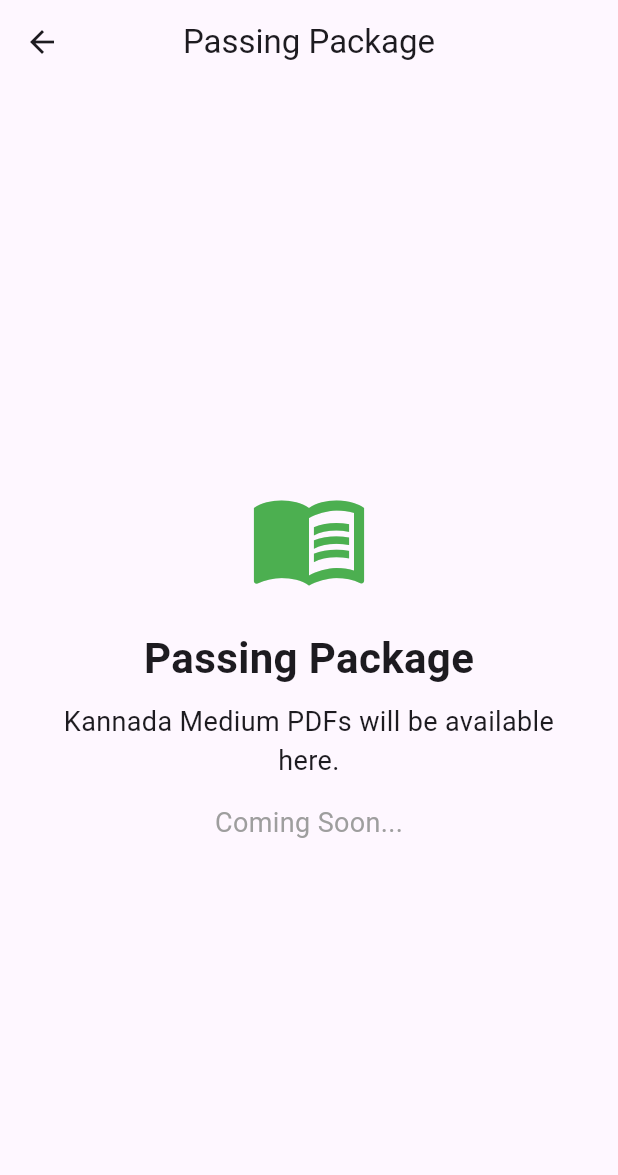
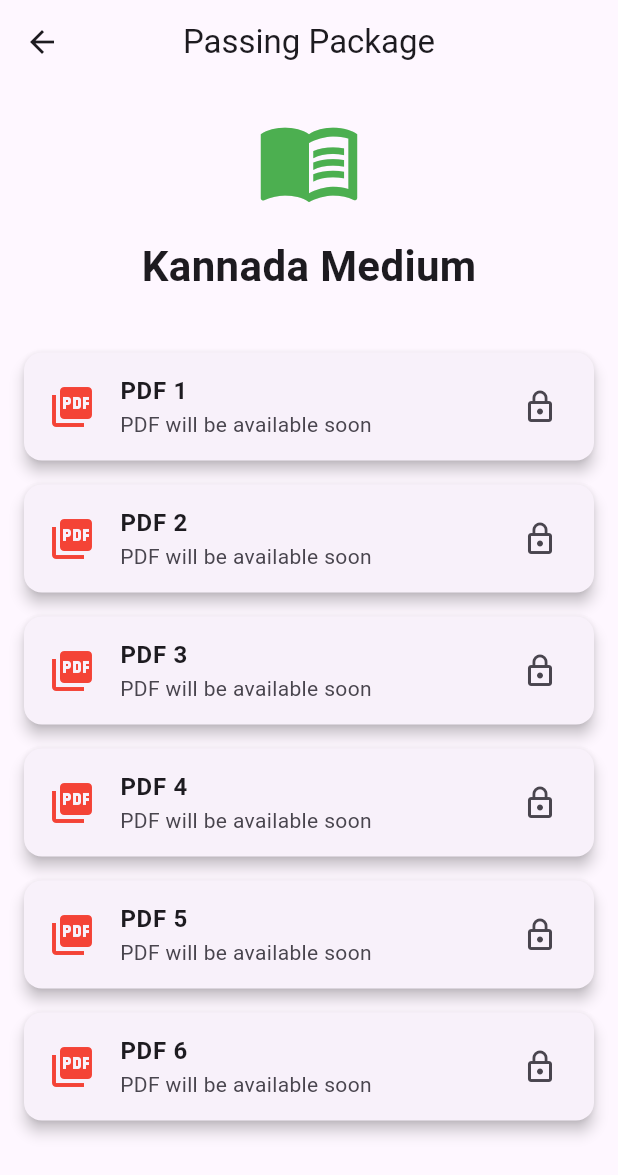
Before and after one commit to adityadu039-360/TopperGuru, a Flutter app: the KannadaPassingPackagePage screen opened directly, on a phone screen of 412 x 824 dp. Shown: the top 1175 px of the screen. Run offline on Flutter 3.47's test engine with Material 3 defaults, Android fonts, the phone set to English and light mode, and no system bars.

Commit message:
Improve Kannada passing package page layout

```diff
--- a/lib/kannada_passing_package_page.dart
+++ b/lib/kannada_passing_package_page.dart
@@ -2,6 +2,28 @@ import 'package:flutter/material.dart';
 
 class KannadaPassingPackagePage extends StatelessWidget {
   const KannadaPassingPackagePage({super.key});
+
+  Widget pdfCard(String title) {
+    return Card(
+      elevation: 4,
+      margin: const EdgeInsets.symmetric(vertical: 8),
+      child: ListTile(
+        leading: const Icon(
+          Icons.picture_as_pdf,
+          color: Colors.red,
+          size: 32,
+        ),
+        title: Text(
+          title,
+          style: const TextStyle(
+            fontWeight: FontWeight.bold,
+          ),
+        ),
+        subtitle: const Text("PDF will be available soon"),
+        trailing: const Icon(Icons.lock_outline),
+      ),
+    );
+  }
 
   @override
   Widget build(BuildContext context) {
@@ -10,41 +32,37 @@ class KannadaPassingPackagePage extends StatelessWidget {
         title: const Text("Passing Package"),
         centerTitle: true,
       ),
-      body: const Center(
-        child: Padding(
-          padding: EdgeInsets.all(20),
-          child: Column(
-            mainAxisAlignment: MainAxisAlignment.center,
+      body: Padding(
+        padding: const EdgeInsets.all(16),
+        child: ListView(
           children: [
-              Icon(
+            const Icon(
               Icons.menu_book,
-                size: 80,
               color: Colors.green,
+              size: 70,
             ),
-              SizedBox(height: 20),
-              Text(
-                "Passing Package",
+
+            const SizedBox(height: 15),
+
+            const Center(
+              child: Text(
+                "Kannada Medium",
                 style: TextStyle(
                   fontSize: 28,
                   fontWeight: FontWeight.bold,
                 ),
               ),
-              SizedBox(height: 10),
-              Text(
-                "Kannada Medium PDFs will be available here.",
-                textAlign: TextAlign.center,
-                style: TextStyle(fontSize: 18),
             ),
-              SizedBox(height: 15),
-              Text(
-                "Coming Soon...",
-                style: TextStyle(
-                  fontSize: 18,
-                  color: Colors.grey,
-                ),
-              ),
+
+            const SizedBox(height: 30),
+
+            pdfCard("PDF 1"),
+            pdfCard("PDF 2"),
+            pdfCard("PDF 3"),
+            pdfCard("PDF 4"),
+            pdfCard("PDF 5"),
+            pdfCard("PDF 6"),
           ],
-          ),
         ),
       ),
     );
```
Lines whose indentation alone changed are shown as unchanged.
